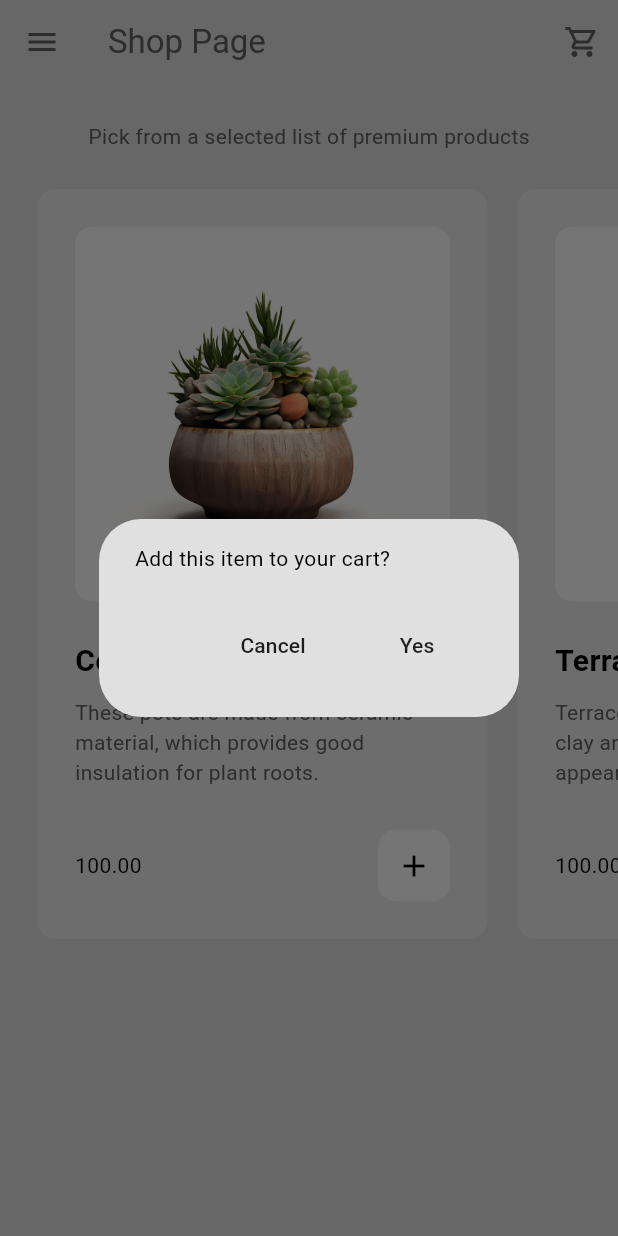
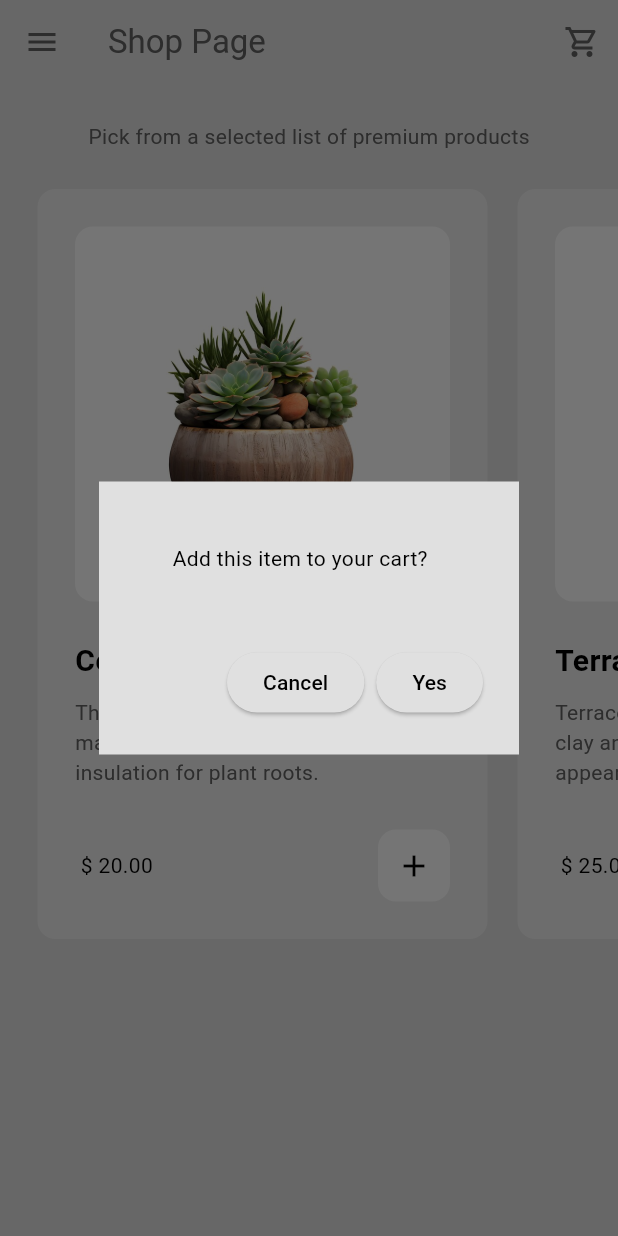
Before and after one commit to Sagarchauhan-web/flutter, a Flutter app: the ShopPage screen opened by its route, after a tap on the "add" icon, on a phone screen of 412 x 824 dp. Run offline on Flutter 3.47's test engine with Material 3 defaults, Android fonts, the phone set to English and light mode, and no system bars; our stand-ins replace google_fonts.

Commit message:
SimpleEcommerce: UI changes

```diff
--- a/simple_ecommerce/lib/components/my_drawer.dart
+++ b/simple_ecommerce/lib/components/my_drawer.dart
@@ -14,20 +14,22 @@ class MyDrawer extends StatelessWidget {
         mainAxisAlignment: MainAxisAlignment.spaceBetween,
         children: [
           Column(children: [
-            DrawerHeader(
+            Padding(
+              padding: EdgeInsets.only(top: 80.0, bottom: 20.0),
               child: Center(
                 child: Icon(Icons.shopping_bag,
                     size: 72,
                     color: Theme.of(context).colorScheme.inversePrimary),
               ),
             ),
-            const SizedBox(height: 25),
+            // const SizedBox(height: 25),
 
             // Shop Tile
             MyListTile(
                 text: "Shop",
                 icon: Icons.shop,
                 onTap: () => Navigator.pop(context)),
+
             // cart Tile
             MyListTile(
                 text: "Cart",
--- a/simple_ecommerce/lib/components/my_product_tile.dart
+++ b/simple_ecommerce/lib/components/my_product_tile.dart
@@ -13,17 +13,28 @@ class MyProductTile extends StatelessWidget {
     showDialog(
         context: context,
         builder: (context) => AlertDialog(
-                content: const Text("Add this item to your cart?"),
+                content: Padding(
+                    padding: EdgeInsets.all(25.0),
+                    child: const Text("Add this item to your cart?")),
+                shape: RoundedRectangleBorder(
+                  borderRadius: BorderRadius.circular(0.0),
+                ),
                 actions: [
-                  MaterialButton(
+                  ElevatedButton(
                       onPressed: () => Navigator.pop(context),
-                      child: const Text("Cancel")),
-                  MaterialButton(
+                      child: const Text(
+                        "Cancel",
+                        style: TextStyle(color: Colors.black),
+                      )),
+                  ElevatedButton(
                       onPressed: () {
                         Navigator.pop(context);
                         context.read<Shop>().addToCart(product);
                       },
-                      child: const Text("Yes")),
+                      child: const Text(
+                        "Yes",
+                        style: TextStyle(color: Colors.black),
+                      )),
                 ]));
   }
 
@@ -73,7 +84,12 @@ class MyProductTile extends StatelessWidget {
           Row(
             mainAxisAlignment: MainAxisAlignment.spaceBetween,
             children: [
-              Text(product.price.toStringAsFixed(2)),
+              Row(
+                children: [
+                  const Text(" \$ "),
+                  Text(product.price.toStringAsFixed(2)),
+                ],
+              ),
               Container(
                 decoration: BoxDecoration(
                   color: Theme.of(context).colorScheme.secondary,
--- a/simple_ecommerce/lib/models/shop.dart
+++ b/simple_ecommerce/lib/models/shop.dart
@@ -8,28 +8,28 @@ class Shop extends ChangeNotifier {
       name: "Ceramic Planters",
       description:
           "These pots are made from ceramic material, which provides good insulation for plant roots.",
-      price: 100,
+      price: 20,
       imagePath: "assets/1.jpg",
     ),
     Product(
       name: "Terracotta Pots",
       description:
           "Terracotta pots are made from natural clay and have a rustic, earthy appearance.",
-      price: 100,
+      price: 25,
       imagePath: "assets/2.jpg",
     ),
     Product(
       name: "Hanging Baskets",
       description:
           "Hanging baskets are suspended from hooks or brackets, creating a beautiful display of trailing plants.",
-      price: 100,
+      price: 27,
       imagePath: "assets/4.jpg",
     ),
     Product(
       name: "Self-Watering Planters",
       description:
           "These innovative pots have a built-in reservoir that provides water to the plant as needed.",
-      price: 100,
+      price: 80,
       imagePath: "assets/5.jpg",
     ),
   ];
```
Also changed, not shown: simple_ecommerce/lib/pages/cart_pge.dart (+43 -12 lines).
